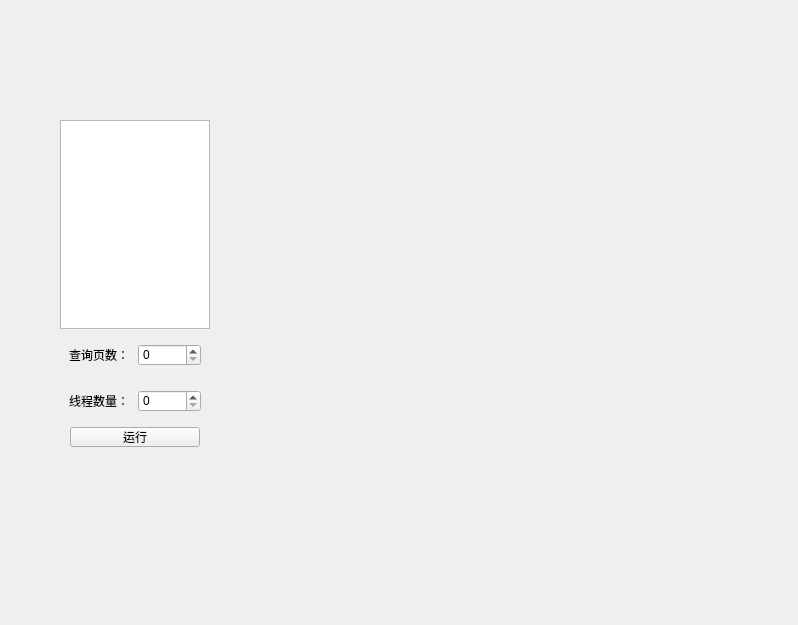
Before: the Qt Designer form UI/Ui_mainWin.ui in star1986xk/yhd, drawn with Qt 5.
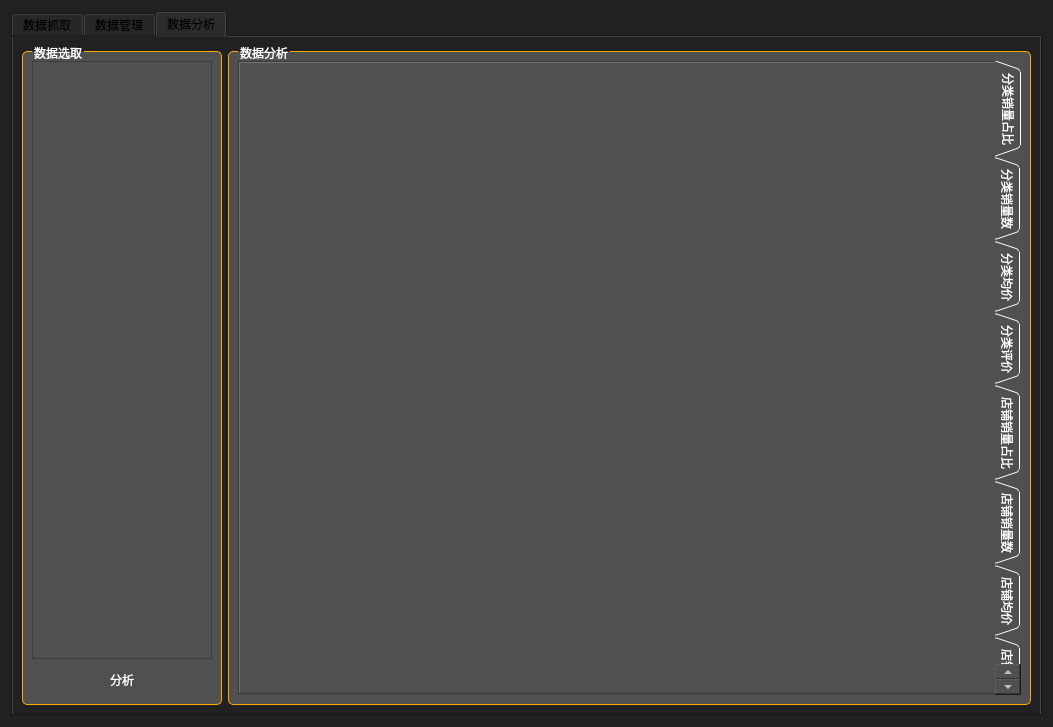
After: the same form once the commit is applied. The open tabs and pages were chosen to show the change. Icons and pictures are not drawn.

Patch:
```diff
--- a/UI/Ui_mainWin.ui
+++ b/UI/Ui_mainWin.ui
@@ -6,127 +6,639 @@
    <rect>
     <x>0</x>
     <y>0</y>
-    <width>798</width>
-    <height>625</height>
+    <width>1053</width>
+    <height>727</height>
    </rect>
   </property>
   <property name="windowTitle">
    <string>Form</string>
   </property>
-  <widget class="QWidget" name="widget_3" native="true">
-   <property name="geometry">
-    <rect>
-     <x>60</x>
-     <y>120</y>
-     <width>150</width>
-     <height>327</height>
-    </rect>
-   </property>
-   <property name="minimumSize">
-    <size>
-     <width>150</width>
-     <height>0</height>
-    </size>
-   </property>
-   <property name="maximumSize">
-    <size>
-     <width>150</width>
-     <height>16777215</height>
-    </size>
-   </property>
-   <layout class="QVBoxLayout" name="verticalLayout">
-    <property name="leftMargin">
-     <number>0</number>
-    </property>
-    <property name="topMargin">
-     <number>0</number>
-    </property>
-    <property name="rightMargin">
-     <number>0</number>
-    </property>
-    <property name="bottomMargin">
-     <number>0</number>
-    </property>
-    <item>
-     <widget class="QListWidget" name="listWidget"/>
-    </item>
-    <item>
-     <widget class="QWidget" name="widget" native="true">
-      <property name="minimumSize">
-       <size>
-        <width>150</width>
-        <height>40</height>
-       </size>
-      </property>
-      <property name="maximumSize">
-       <size>
-        <width>150</width>
-        <height>40</height>
-       </size>
-      </property>
+  <property name="windowIcon">
+   <iconset resource="image.qrc">
+    <normaloff>:/newPrefix/ico/数据.png</normaloff>:/newPrefix/ico/数据.png</iconset>
+  </property>
+  <property name="styleSheet">
+   <string notr="true">QWidget{background-color: #212121;}
+
+QTableWidget{
+color:#DCDCDC;
+background:#444444;
+border:1px solid #242424;
+alternate-background-color:#525252;/*交错颜色*/
+gridline-color:#242424;
+}
+
+/*选中item*/
+QTableWidget::item:selected{
+color:#DCDCDC;
+background:qlineargradient(spread:pad,x1:0,y1:0,x2:0,y2:1,stop:0 #484848,stop:1 #383838);
+}
+
+/*
+悬浮item*/
+QTableWidget::item:hover{
+background:#5B5B5B;
+}
+/*表头*/
+QHeaderView::section{
+text-align:center;
+background:#5E5E5E;
+padding:3px;
+margin:0px;
+color:#DCDCDC;
+border:1px solid #242424;
+border-left-width:0;
+}
+
+/*表右侧的滑条*/
+QScrollBar:vertical{
+background:#484848;
+padding:0px;
+border-radius:6px;
+max-width:12px;
+}
+
+/*滑块*/
+QScrollBar::handle:vertical{
+background:#CCCCCC;
+}
+/*
+滑块悬浮，按下*/
+QScrollBar::handle:hover:vertical,QScrollBar::handle:pressed:vertical{
+background:#A7A7A7;
+}
+/*
+滑块已经划过的区域*/
+QScrollBar::sub-page:vertical{
+background:444444;
+}
+
+/*
+滑块还没有划过的区域*/
+QScrollBar::add-page:vertical{
+background:5B5B5B;
+}
+
+/*页面下移的按钮*/
+QScrollBar::add-line:vertical{
+background:none;
+}
+/*页面上移的按钮*/
+QScrollBar::sub-line:vertical{
+background:none;
+}
+QGroupBox{
+background-color:rgb(80, 80, 80);color:white;border-radius: 5px;border: 1px solid rgb(255, 170, 0);margin-top: 5px;
+}
+QGroupBox::title{top:-5px;left:10px;}
+QlistWidget{background-color: rgb(68, 68, 68);color:white;}
+QGroupBox QWidget{background-color: rgb(80, 80, 80);color:white;}
+QTextBrowser{background-color: rgb(68, 68, 68);}
+QLabel{color:white;}
+QPushButton{border-radius: 10px;}
+QPushButton:hover{
+color:black;
+background-color: rgb(150, 150, 150);
+}</string>
+  </property>
+  <layout class="QHBoxLayout" name="horizontalLayout_4">
+   <item>
+    <widget class="QTabWidget" name="tabWidget">
+     <property name="minimumSize">
+      <size>
+       <width>0</width>
+       <height>0</height>
+      </size>
+     </property>
+     <property name="styleSheet">
+      <string notr="true">#tabWidget&gt;QWidget&gt;QWidget{/*tab页*/
+background-color: rgb(80, 80, 80);
+}
+#tabWidget::tab-bar{
+alignment:left;/*tab位置*/
+}
+#tabWidget::pane { /*内容区域*/
+background-color: rgb(80, 80, 80);/*背景色-空隙颜色*/
+
+} 
+#tabWidget QTabBar{
+color:white;
+background-color:transparent;
+}
+#tabWidget QTabBar::tab{/*页签*/
+min-height:20px;
+width:120px;
+border-top-left-radius:20px;
+border-bottom-right-radius:20px;
+margin-right:1px;
+margin-bottom:1px;
+background-color:rgb(80, 80, 80);
+}
+#tabWidget QTabBar::tab:hover{
+color:black;
+background-color: rgb(255, 170, 0);
+border-bottom-right-radius:0px;
+}
+#tabWidget QTabBar::tab:selected{
+color:rgb(255, 170, 0);
+border-bottom-right-radius:0px;
+}
+#tabWidget QTabBar::tab:selected:hover{
+color:black;
+}
+#tabWidget QTabBar::tear{/*选项过多时的。。。*/
+imag:;
+}
+#tabWidget QTabBar::scroller{
+width:60px;
+}</string>
+     </property>
+     <property name="currentIndex">
+      <number>0</number>
+     </property>
+     <widget class="QWidget" name="tab">
+      <attribute name="title">
+       <string>数据抓取</string>
+      </attribute>
+      <layout class="QHBoxLayout" name="horizontalLayout_3">
+       <property name="leftMargin">
+        <number>9</number>
+       </property>
+       <property name="topMargin">
+        <number>9</number>
+       </property>
+       <property name="rightMargin">
+        <number>9</number>
+       </property>
+       <property name="bottomMargin">
+        <number>9</number>
+       </property>
+       <item>
+        <widget class="QGroupBox" name="groupBox_2">
+         <property name="minimumSize">
+          <size>
+           <width>200</width>
+           <height>0</height>
+          </size>
+         </property>
+         <property name="maximumSize">
+          <size>
+           <width>200</width>
+           <height>16777215</height>
+          </size>
+         </property>
+         <property name="title">
+          <string>爬虫程序</string>
+         </property>
+         <layout class="QVBoxLayout" name="verticalLayout_3">
+          <item>
+           <widget class="QListWidget" name="listWidget"/>
+          </item>
+          <item alignment="Qt::AlignHCenter">
+           <widget class="QWidget" name="widget_5" native="true">
+            <property name="minimumSize">
+             <size>
+              <width>150</width>
+              <height>40</height>
+             </size>
+            </property>
+            <property name="maximumSize">
+             <size>
+              <width>150</width>
+              <height>40</height>
+             </size>
+            </property>
+            <layout class="QHBoxLayout" name="horizontalLayout_6">
+             <item>
+              <widget class="QLabel" name="label_3">
+               <property name="text">
+                <string>查询页数：</string>
+               </property>
+              </widget>
+             </item>
+             <item>
+              <widget class="QSpinBox" name="spinBox_page">
+               <property name="minimum">
+                <number>1</number>
+               </property>
+               <property name="value">
+                <number>1</number>
+               </property>
+              </widget>
+             </item>
+            </layout>
+           </widget>
+          </item>
+          <item alignment="Qt::AlignHCenter">
+           <widget class="QWidget" name="widget_6" native="true">
+            <property name="minimumSize">
+             <size>
+              <width>150</width>
+              <height>40</height>
+             </size>
+            </property>
+            <property name="maximumSize">
+             <size>
+              <width>150</width>
+              <height>40</height>
+             </size>
+            </property>
+            <layout class="QHBoxLayout" name="horizontalLayout_7">
+             <item>
+              <widget class="QLabel" name="label_4">
+               <property name="text">
+                <string>线程数量：</string>
+               </property>
+              </widget>
+             </item>
+             <item>
+              <widget class="QSpinBox" name="spinBox_thread">
+               <property name="minimum">
+                <number>1</number>
+               </property>
+               <property name="value">
+                <number>1</number>
+               </property>
+              </widget>
+             </item>
+            </layout>
+           </widget>
+          </item>
+          <item alignment="Qt::AlignHCenter">
+           <widget class="QPushButton" name="pushButton_run">
+            <property name="minimumSize">
+             <size>
+              <width>80</width>
+              <height>30</height>
+             </size>
+            </property>
+            <property name="maximumSize">
+             <size>
+              <width>80</width>
+              <height>30</height>
+             </size>
+            </property>
+            <property name="text">
+             <string>运行</string>
+            </property>
+            <property name="icon">
+             <iconset resource="image.qrc">
+              <normaloff>:/newPrefix/ico/终极蜘蛛侠.png</normaloff>:/newPrefix/ico/终极蜘蛛侠.png</iconset>
+            </property>
+            <property name="iconSize">
+             <size>
+              <width>20</width>
+              <height>20</height>
+             </size>
+            </property>
+           </widget>
+          </item>
+         </layout>
+        </widget>
+       </item>
+       <item>
+        <widget class="QGroupBox" name="groupBox">
+         <property name="title">
+          <string>运行日志</string>
+         </property>
+         <layout class="QHBoxLayout" name="horizontalLayout_5">
+          <item>
+           <widget class="QTextBrowser" name="textBrowser">
+            <property name="styleSheet">
+             <string notr="true"/>
+            </property>
+           </widget>
+          </item>
+         </layout>
+        </widget>
+       </item>
+      </layout>
+     </widget>
+     <widget class="QWidget" name="tab_2">
+      <attribute name="title">
+       <string>数据管理</string>
+      </attribute>
       <layout class="QHBoxLayout" name="horizontalLayout">
        <item>
-        <widget class="QLabel" name="label">
-         <property name="text">
-          <string>查询页数：</string>
+        <widget class="QGroupBox" name="groupBox_3">
+         <property name="minimumSize">
+          <size>
+           <width>200</width>
+           <height>0</height>
+          </size>
          </property>
         </widget>
        </item>
        <item>
-        <widget class="QSpinBox" name="spinBox"/>
+        <widget class="QGroupBox" name="groupBox_4">
+         <property name="title">
+          <string>查询结果</string>
+         </property>
+         <layout class="QVBoxLayout" name="verticalLayout">
+          <item>
+           <widget class="QTableWidget" name="tableWidget">
+            <attribute name="horizontalHeaderStretchLastSection">
+             <bool>true</bool>
+            </attribute>
+            <attribute name="verticalHeaderCascadingSectionResizes">
+             <bool>false</bool>
+            </attribute>
+            <column>
+             <property name="text">
+              <string>抓取ID</string>
+             </property>
+            </column>
+            <column>
+             <property name="text">
+              <string>商品ID</string>
+             </property>
+            </column>
+            <column>
+             <property name="text">
+              <string>标题</string>
+             </property>
+            </column>
+            <column>
+             <property name="text">
+              <string>价格</string>
+             </property>
+            </column>
+            <column>
+             <property name="text">
+              <string>分类</string>
+             </property>
+            </column>
+            <column>
+             <property name="text">
+              <string>店铺</string>
+             </property>
+            </column>
+            <column>
+             <property name="text">
+              <string>销售量</string>
+             </property>
+            </column>
+           </widget>
+          </item>
+         </layout>
+        </widget>
        </item>
       </layout>
      </widget>
-    </item>
-    <item>
-     <widget class="QWidget" name="widget_2" native="true">
-      <property name="minimumSize">
-       <size>
-        <width>150</width>
-        <height>40</height>
-       </size>
-      </property>
-      <property name="maximumSize">
-       <size>
-        <width>150</width>
-        <height>40</height>
-       </size>
-      </property>
+     <widget class="QWidget" name="tab_3">
+      <attribute name="title">
+       <string>数据分析</string>
+      </attribute>
       <layout class="QHBoxLayout" name="horizontalLayout_2">
        <item>
-        <widget class="QLabel" name="label_2">
-         <property name="text">
-          <string>线程数量：</string>
+        <widget class="QGroupBox" name="groupBox_5">
+         <property name="minimumSize">
+          <size>
+           <width>200</width>
+           <height>0</height>
+          </size>
          </property>
+         <property name="maximumSize">
+          <size>
+           <width>200</width>
+           <height>16777215</height>
+          </size>
+         </property>
+         <property name="title">
+          <string>数据选取</string>
+         </property>
+         <layout class="QVBoxLayout" name="verticalLayout_5">
+          <item>
+           <widget class="QListWidget" name="listWidget_3"/>
+          </item>
+          <item alignment="Qt::AlignHCenter">
+           <widget class="QPushButton" name="pushButton_als">
+            <property name="minimumSize">
+             <size>
+              <width>80</width>
+              <height>30</height>
+             </size>
+            </property>
+            <property name="maximumSize">
+             <size>
+              <width>80</width>
+              <height>30</height>
+             </size>
+            </property>
+            <property name="text">
+             <string>分析</string>
+            </property>
+            <property name="icon">
+             <iconset resource="image.qrc">
+              <normaloff>:/newPrefix/ico/分析.png</normaloff>:/newPrefix/ico/分析.png</iconset>
+            </property>
+            <property name="iconSize">
+             <size>
+              <width>20</width>
+              <height>20</height>
+             </size>
+            </property>
+           </widget>
+          </item>
+         </layout>
         </widget>
        </item>
        <item>
-        <widget class="QSpinBox" name="spinBox_2"/>
+        <widget class="QGroupBox" name="groupBox_6">
+         <property name="title">
+          <string>数据分析</string>
+         </property>
+         <layout class="QHBoxLayout" name="horizontalLayout_8">
+          <item>
+           <widget class="QTabWidget" name="tabWidget_2">
+            <property name="styleSheet">
+             <string notr="true">#tabWidget_2&gt;QWidget&gt;QWidget{/*tab页*/
+background-color: #444444;
+}
+#tabWidget_2::tab-bar{
+alignment:left;/*tab位置*/
+}
+#tabWidget_2::pane { /*内容区域*/
+background-color: rgb(80, 80, 80);/*背景色-空隙颜色*/
+border:1px solid rgb(128, 128, 128);
+} 
+#tabWidget_2 QTabBar{
+color:white;
+background-color:transparent;
+}
+#tabWidget_2 QTabBar::tab{/*页签*/
+min-height:80px;
+width:20px;
+border-top-left-radius:20px;
+border-bottom-right-radius:20px;
+margin-right:1px;
+margin-bottom:1px;
+background-color:rgb(80, 80, 80);
+}
+#tabWidget_2 QTabBar::tab:hover{
+color:black;
+background-color: rgb(255, 170, 0);
+border-bottom-right-radius:0px;
+}
+#tabWidget_2 QTabBar::tab:selected{
+color:rgb(255, 170, 0);
+border-bottom-right-radius:0px;
+}
+#tabWidget_2 QTabBar::tab:selected:hover{
+color:black;
+}
+#tabWidget_2 QTabBar::tear{/*选项过多时的。。。*/
+imag:;
+}
+#tabWidget_2 QTabBar::scroller{
+width:60px;
+}</string>
+            </property>
+            <property name="tabPosition">
+             <enum>QTabWidget::East</enum>
+            </property>
+            <property name="tabShape">
+             <enum>QTabWidget::Triangular</enum>
+            </property>
+            <property name="currentIndex">
+             <number>0</number>
+            </property>
+            <property name="elideMode">
+             <enum>Qt::ElideNone</enum>
+            </property>
+            <property name="usesScrollButtons">
+             <bool>true</bool>
+            </property>
+            <widget class="QWidget" name="tab_4">
+             <attribute name="title">
+              <string>分类销量占比</string>
+             </attribute>
+             <layout class="QHBoxLayout" name="horizontalLayout_9">
+              <item>
+               <layout class="QVBoxLayout" name="verticalLayout_2"/>
+              </item>
+             </layout>
+            </widget>
+            <widget class="QWidget" name="tab_5">
+             <attribute name="title">
+              <string>分类销量数</string>
+             </attribute>
+             <layout class="QHBoxLayout" name="horizontalLayout_10">
+              <item>
+               <layout class="QVBoxLayout" name="verticalLayout_6"/>
+              </item>
+             </layout>
+            </widget>
+            <widget class="QWidget" name="tab_13">
+             <attribute name="title">
+              <string>分类均价</string>
+             </attribute>
+             <layout class="QHBoxLayout" name="horizontalLayout_11">
+              <item>
+               <layout class="QVBoxLayout" name="verticalLayout_7"/>
+              </item>
+             </layout>
+            </widget>
+            <widget class="QWidget" name="tab_12">
+             <attribute name="title">
+              <string>分类评价</string>
+             </attribute>
+             <layout class="QHBoxLayout" name="horizontalLayout_12">
+              <item>
+               <layout class="QVBoxLayout" name="verticalLayout_8"/>
+              </item>
+             </layout>
+            </widget>
+            <widget class="QWidget" name="tab_11">
+             <attribute name="title">
+              <string>店铺销量占比</string>
+             </attribute>
+             <layout class="QHBoxLayout" name="horizontalLayout_13">
+              <item>
+               <layout class="QVBoxLayout" name="verticalLayout_9"/>
+              </item>
+             </layout>
+            </widget>
+            <widget class="QWidget" name="tab_10">
+             <attribute name="title">
+              <string>店铺销量数</string>
+             </attribute>
+             <layout class="QHBoxLayout" name="horizontalLayout_14">
+              <item>
+               <layout class="QVBoxLayout" name="verticalLayout_10"/>
+              </item>
+             </layout>
+            </widget>
+            <widget class="QWidget" name="tab_9">
+             <attribute name="title">
+              <string>店铺均价</string>
+             </attribute>
+             <layout class="QHBoxLayout" name="horizontalLayout_15">
+              <item>
+               <layout class="QVBoxLayout" name="verticalLayout_11"/>
+              </item>
+             </layout>
+            </widget>
+            <widget class="QWidget" name="tab_8">
+             <attribute name="title">
+              <string>店铺评价</string>
+             </attribute>
+             <layout class="QHBoxLayout" name="horizontalLayout_16">
+              <item>
+               <layout class="QVBoxLayout" name="verticalLayout_12"/>
+              </item>
+             </layout>
+            </widget>
+            <widget class="QWidget" name="tab_7">
+             <attribute name="title">
+              <string>销量及价格</string>
+             </attribute>
+             <layout class="QHBoxLayout" name="horizontalLayout_17">
+              <item>
+               <layout class="QVBoxLayout" name="verticalLayout_13"/>
+              </item>
+             </layout>
+            </widget>
+            <widget class="QWidget" name="tab_6">
+             <attribute name="title">
+              <string>好评及价格</string>
+             </attribute>
+             <layout class="QHBoxLayout" name="horizontalLayout_18">
+              <item>
+               <layout class="QVBoxLayout" name="verticalLayout_14"/>
+              </item>
+             </layout>
+            </widget>
+            <widget class="QWidget" name="tab_15">
+             <attribute name="title">
+              <string>中评及价格</string>
+             </attribute>
+             <layout class="QHBoxLayout" name="horizontalLayout_19">
+              <item>
+               <layout class="QVBoxLayout" name="verticalLayout_15"/>
+              </item>
+             </layout>
+            </widget>
+            <widget class="QWidget" name="tab_14">
+             <attribute name="title">
+              <string>差评及价格</string>
+             </attribute>
+             <layout class="QHBoxLayout" name="horizontalLayout_20">
+              <item>
+               <layout class="QVBoxLayout" name="verticalLayout_16"/>
+              </item>
+             </layout>
+            </widget>
+           </widget>
+          </item>
+         </layout>
+        </widget>
        </item>
       </layout>
      </widget>
-    </item>
-    <item alignment="Qt::AlignHCenter">
-     <widget class="QPushButton" name="pushButton_run">
-      <property name="minimumSize">
-       <size>
-        <width>130</width>
-        <height>20</height>
-       </size>
-      </property>
-      <property name="maximumSize">
-       <size>
-        <width>130</width>
-        <height>20</height>
-       </size>
-      </property>
-      <property name="text">
-       <string>运行</string>
-      </property>
-     </widget>
-    </item>
-   </layout>
-  </widget>
+    </widget>
+   </item>
+  </layout>
  </widget>
  <resources/>
  <connections/>
```
Left out of the diff: 78 changed lines with no effect on the pictures.
